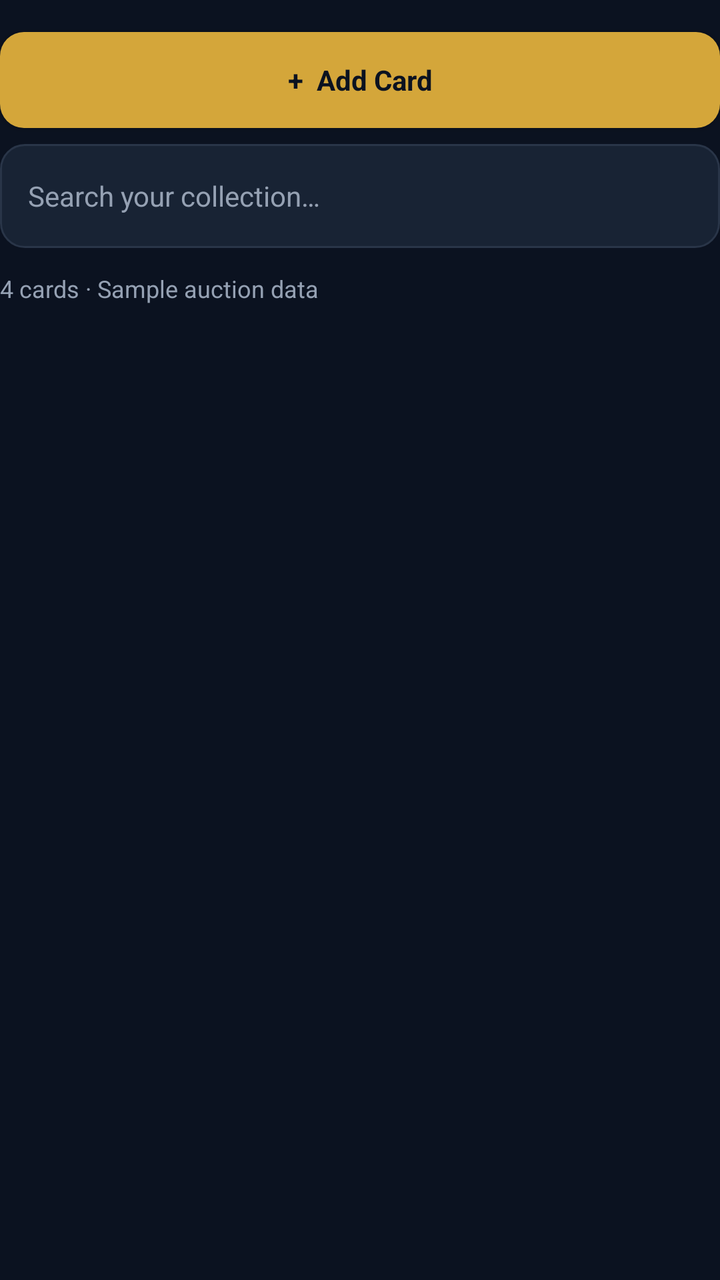
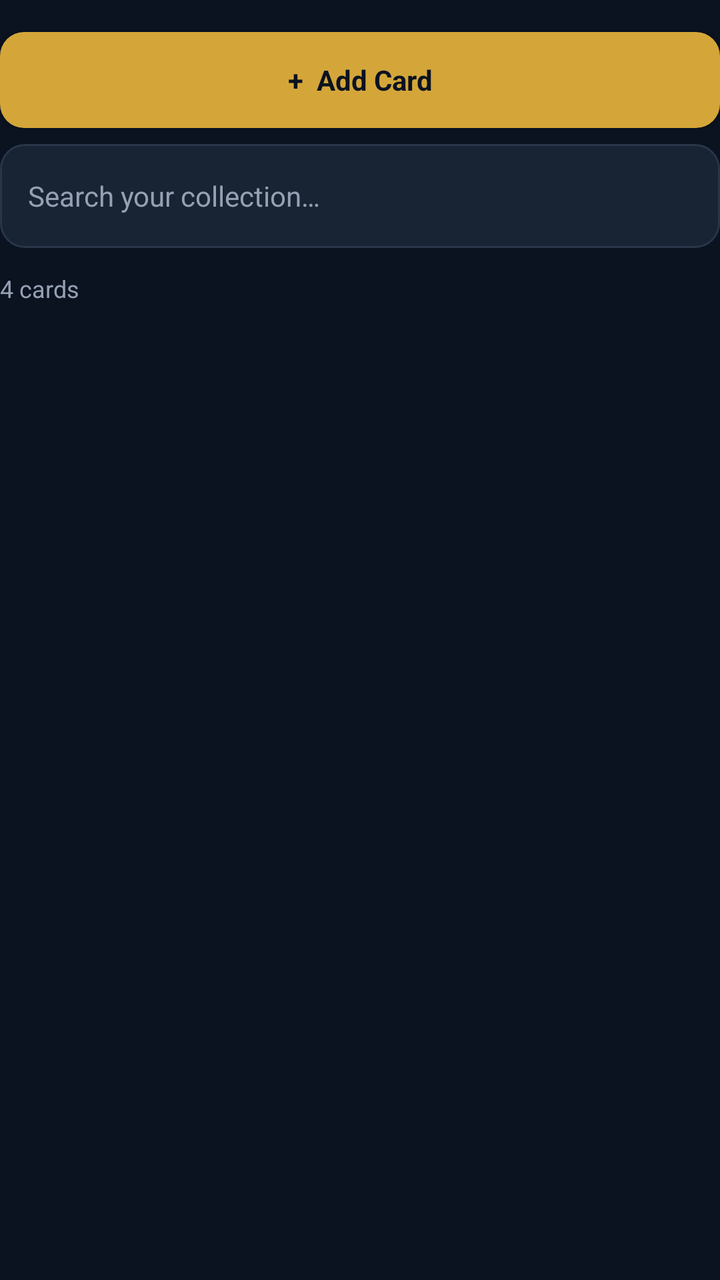

Screens rendered from an Android XML layout before and after an edit, with the pre-edit source and the edit as a unified diff.
<!-- AndroidManifest.xml: application theme Theme.Deckbid -->
<!-- res/layout/view_binder.xml -->
<?xml version="1.0" encoding="utf-8"?>
<LinearLayout xmlns:android="http://schemas.android.com/apk/res/android"
    android:layout_width="match_parent"
    android:layout_height="wrap_content"
    android:orientation="vertical">
    <Button
        android:id="@+id/add_card_button"
        android:layout_width="match_parent"
        android:layout_height="48dp"
        android:background="@drawable/button_gold"
        android:backgroundTint="@null"
        android:text="+  Add Card"
        android:textColor="#0B1220"
        android:textAllCaps="false"
        android:textStyle="bold"
        android:layout_marginTop="16dp"/>
    <EditText
        android:id="@+id/binder_search"
        android:layout_width="match_parent"
        android:layout_height="52dp"
        android:layout_marginTop="8dp"
        android:padding="14dp"
        android:background="@drawable/input_background"
        android:hint="Search your collection…"
        android:textColor="#FAF8F2"
        android:textColorHint="#95A1B3"
        android:textSize="14sp"
        android:inputType="textCapSentences"
        android:maxLength="80"
        android:singleLine="true"/>
    <TextView
        android:id="@+id/binder_count"
        android:layout_width="match_parent"
        android:layout_height="wrap_content"
        android:text="4 cards · Sample auction data"
        android:textSize="12sp"
        android:textColor="#95A1B3"
        android:layout_marginTop="12dp"
        android:layout_marginBottom="12dp"/>
    <GridLayout
        android:id="@+id/binder_grid"
        android:layout_width="match_parent"
        android:layout_height="wrap_content"
        android:columnCount="2"
        android:alignmentMode="alignMargins"/>
    <TextView
        android:id="@+id/binder_empty"
        android:layout_width="match_parent"
        android:layout_height="wrap_content"
        android:text="No matching cards."
        android:textSize="14sp"
        android:textColor="#95A1B3"
        android:visibility="gone"
        android:padding="20dp"
        android:gravity="center"/>
</LinearLayout>
<!-- resources referenced by this layout -->
<resources>
  <!-- drawable button_gold (drawable) -->
  <?xml version="1.0" ?>
  <shape xmlns:android="http://schemas.android.com/apk/res/android" android:shape="rectangle">
      <solid android:color="@color/gold"/>
      <corners android:radius="12dp"/>
  </shape>
  <!-- drawable input_background (drawable) -->
  <?xml version="1.0" ?>
  <shape xmlns:android="http://schemas.android.com/apk/res/android" android:shape="rectangle">
      <solid android:color="@color/surface"/>
      <corners android:radius="12dp"/>
      <stroke
          android:width="1dp"
          android:color="@color/border"/>
  </shape>
  <style name="Theme.Deckbid" parent="android:style/Theme.Material.NoActionBar">
          <item name="android:fontFamily">sans-serif</item>
          <item name="android:colorAccent">#D4A63A</item>
          <item name="android:windowBackground">#0B1220</item>
          <item name="android:statusBarColor">#0B1220</item>
          <item name="android:navigationBarColor">#0B1220</item>
          <item name="android:windowLightStatusBar">false</item>
      </style>
  <color name="gold">#D4A63A</color>
  <color name="surface">#182334</color>
  <color name="border">#293548</color>
</resources>

<!-- the commit's change to res/layout/view_binder.xml (unified diff, before → after) -->
@@ -32,7 +32,7 @@
         android:id="@+id/binder_count"
         android:layout_width="match_parent"
         android:layout_height="wrap_content"
-        android:text="4 cards · Sample auction data"
+        android:text="4 cards"
         android:textSize="12sp"
         android:textColor="#95A1B3"
         android:layout_marginTop="12dp"
